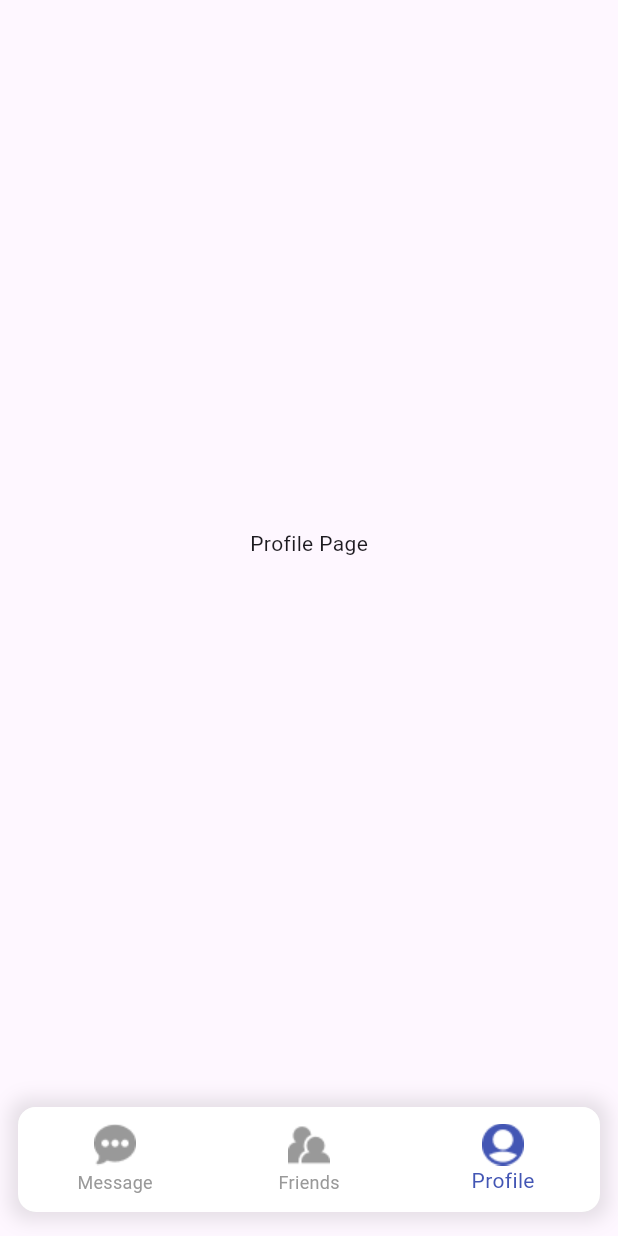
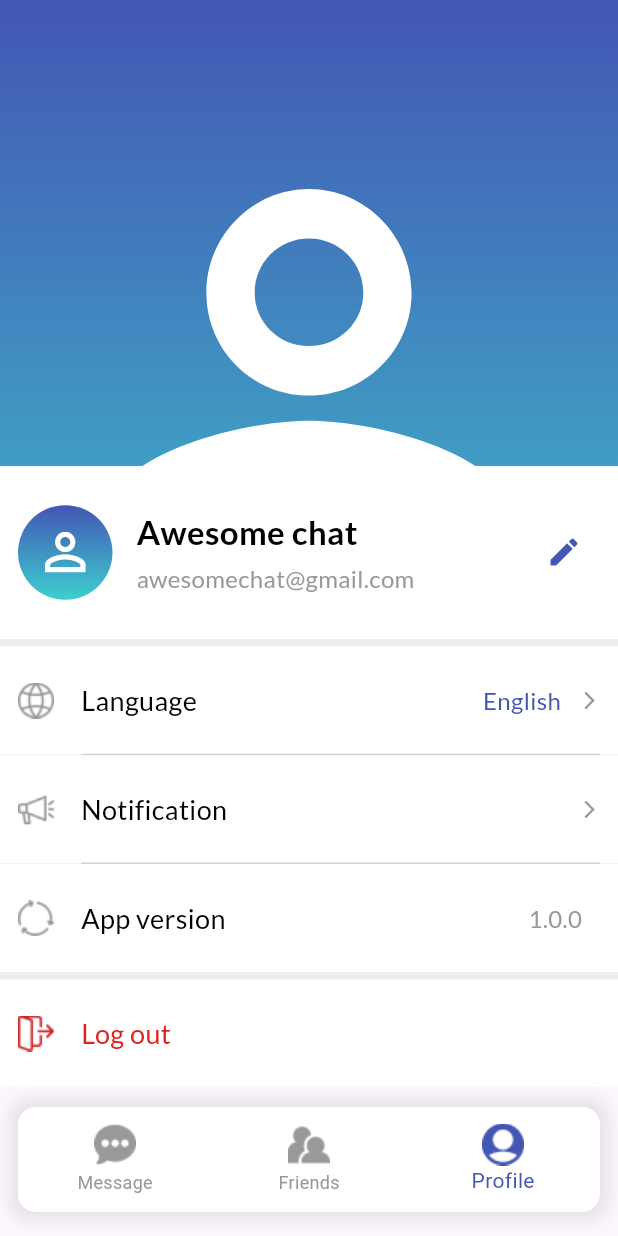
Before and after one commit to DuyCuong1122/flutter_chat_app_with_bloc, a Flutter app: the Homepage screen opened directly, item 3 of the bottom bar chosen, on a phone screen of 412 x 824 dp. Run offline on Flutter 3.47's test engine with Material 3 defaults, Android fonts, the phone set to English and light mode, and no system bars; our stand-ins replace cloud_firestore, equatable, firebase_auth, firebase_core, firebase_messaging, flutter_bloc and 9 more; accounts and stored records are empty; generated files the repository leaves out were written again.

Commit message:
build profile view and logout logic

```diff
--- a/lib/bloc/auth/auth_bloc.dart
+++ b/lib/bloc/auth/auth_bloc.dart
@@ -81,9 +81,10 @@ class AuthBloc extends Bloc<AuthEvent, AuthState> {
 
   Future<void> _onLogoutRequested(
       AuthLogoutRequested event, Emitter<AuthState> emit) async {
+    emit(AuthLoading());
     await authRepository.signOut();
     // await _clearLocalUser(); // Clear local storage
-    emit(AuthUnauthenticated());
+    emit(AuthLogout());
   }
 
   Future<void> _onCheckStatus(
--- a/lib/bloc/auth/auth_state.dart
+++ b/lib/bloc/auth/auth_state.dart
@@ -17,3 +17,5 @@ class AuthFailure extends AuthState {
   final String message;
   AuthFailure(this.message);
 }
+
+class AuthLogout extends AuthState {}
--- a/lib/page/homepage.dart
+++ b/lib/page/homepage.dart
@@ -2,6 +2,7 @@ import 'package:chat_app/common/values/colors.dart';
 import 'package:chat_app/common/values/icons.dart';
 import 'package:chat_app/page/friends/friend_view.dart';
 import 'package:chat_app/page/message/message_view.dart';
+import 'package:chat_app/page/profile/profile_view.dart';
 import 'package:flutter/material.dart';
 import 'package:flutter_gen/gen_l10n/app_localizations.dart';
 
@@ -19,7 +20,7 @@ class _HomepageState extends State<Homepage> {
     List pages = const [
       MessageView(),
       FriendView(),
-      Center(child: Text("Profile Page")),
+      ProfileView(),
     ];
 
     return Scaffold(
--- /dev/null
+++ b/lib/page/profile/profile_view.dart
@@ -0,0 +1,207 @@
+import 'package:chat_app/bloc/auth/auth_bloc.dart';
+import 'package:chat_app/bloc/auth/auth_event.dart';
+import 'package:chat_app/bloc/auth/auth_state.dart';
+import 'package:chat_app/bloc/locale/locale_cubit.dart';
+import 'package:chat_app/common/values/colors.dart';
+import 'package:chat_app/common/values/icons.dart';
+import 'package:chat_app/common/values/typography.dart';
+import 'package:chat_app/page/log_in/log_in_view.dart';
+import 'package:chat_app/page/profile/widget/profile_custom_button.dart';
+import 'package:flutter/material.dart';
+import 'package:flutter_bloc/flutter_bloc.dart';
+import 'package:flutter_easyloading/flutter_easyloading.dart';
+import 'package:flutter_gen/gen_l10n/app_localizations.dart';
+
+class ProfileView extends StatelessWidget {
+  const ProfileView({super.key});
+
+  @override
+  Widget build(BuildContext context) {
+    final heightScreen = MediaQuery.of(context).size.height;
+    final widthScreen = MediaQuery.of(context).size.width;
+    final translate = AppLocalizations.of(context)!;
+    final currentLocale = context.read<LocaleCubit>();
+    return Scaffold(
+      body: Stack(
+        children: [
+          Container(
+            height: heightScreen * 0.64,
+            decoration: const BoxDecoration(
+                gradient: LinearGradient(
+                    begin: Alignment.topCenter,
+                    end: Alignment.bottomCenter,
+                    colors: [
+                  AppColors.primaryColor,
+                  AppColors.secondaryColor,
+                ])),
+            child: Icon(
+              AppIcon.person,
+              size: widthScreen,
+              color: Colors.white,
+            ),
+          ),
+          Padding(
+            padding: const EdgeInsets.symmetric(),
+            child: Column(
+              children: [
+                const Spacer(),
+                Container(
+                  decoration: const BoxDecoration(
+                    color: Color(0xFFEFEEEE),
+                    borderRadius: BorderRadius.only(
+                        topLeft: Radius.circular(30),
+                        topRight: Radius.circular(30)),
+                  ),
+                  child: Column(
+                    children: [
+                      Container(
+                        height: heightScreen * 0.14,
+                        color: Colors.white,
+                        child: Center(
+                          child: Padding(
+                            padding: const EdgeInsets.symmetric(horizontal: 12),
+                            child: Row(
+                              mainAxisAlignment: MainAxisAlignment.start,
+                              children: [
+                                Container(
+                                  height: 63,
+                                  width: 63,
+                                  decoration: const BoxDecoration(
+                                    shape: BoxShape.circle,
+                                    gradient: LinearGradient(
+                                      colors: [
+                                        AppColors.primaryColor,
+                                        AppColors.secondaryColor,
+                                      ],
+                                      begin: Alignment.topCenter,
+                                      end: Alignment.bottomCenter,
+                                    ),
+                                  ),
+                                  child: const Icon(
+                                    AppIcon.person,
+                                    color: Colors.white,
+                                    size: 40,
+                                  ),
+                                ),
+                                const SizedBox(
+                                  width: 16,
+                                ),
+                                Column(
+                                  crossAxisAlignment: CrossAxisAlignment.start,
+                                  mainAxisAlignment: MainAxisAlignment.center,
+                                  children: [
+                                    Text(
+                                      'Awesome chat',
+                                      style: AppTypography.s22w700.copyWith(
+                                        color: AppColors.blackColor,
+                                      ),
+                                    ),
+                                    const SizedBox(
+                                      height: 4,
+                                    ),
+                                    Text(
+                                      'awesomechat@gmail.com',
+                                      style: AppTypography.s16w500.copyWith(
+                                        color: AppColors.f99Color,
+                                      ),
+                                    )
+                                  ],
+                                ),
+                                const Spacer(),
+                                IconButton(
+                                  onPressed: () {},
+                                  icon: const Icon(
+                                    AppIcon.edit,
+                                    color: AppColors.primaryColor,
+                                  ),
+                                )
+                              ],
+                            ),
+                          ),
+                        ),
+                      ),
+                      const SizedBox(
+                        height: 5,
+                      ),
+                      Builder(builder: (
+                        context,
+                      ) {
+                        return ProfileCustomButton(
+                            icon: AppIcon.language,
+                            text: translate.language,
+                            suffixIcon: true,
+                            onTap: () => currentLocale
+                                        .currentLocale.languageCode ==
+                                    'en'
+                                ? currentLocale.setLocale(const Locale('vi'))
+                                : currentLocale.setLocale(const Locale('en')),
+                            isLogout: false,
+                            isVersion: false,
+                            subtile:
+                                currentLocale.currentLocale.languageCode == 'en'
+                                    ? 'English'
+                                    : 'Tiếng Việt');
+                      }),
+                      const Padding(
+                          padding: EdgeInsets.only(left: 54, right: 12),
+                          child: Divider(
+                            height: 0.5,
+                            color: Color(0xFFD2D2D2),
+                          )),
+                      ProfileCustomButton(
+                          icon: AppIcon.noti,
+                          text: translate.notification,
+                          suffixIcon: true,
+                          onTap: () {},
+                          isLogout: false,
+                          isVersion: false),
+                      const Padding(
+                          padding: EdgeInsets.only(left: 54, right: 12),
+                          child: Divider(
+                            height: 0.5,
+                            color: Color(0xFFD2D2D2),
+                          )),
+                      ProfileCustomButton(
+                          icon: AppIcon.version,
+                          text: translate.appVersion,
+                          suffixIcon: false,
+                          onTap: () {},
+                          isLogout: false,
+                          isVersion: true,
+                          subtile: '1.0.0'),
+                      const SizedBox(
+                        height: 5,
+                      ),
+                      BlocListener(
+                        bloc: context.read<AuthBloc>(),
+                        listener: (context, state) {
+                          if (state is AuthLoading) {
+                            EasyLoading.show(
+                                maskType: EasyLoadingMaskType.black);
+                          } else if (state is AuthLogout) {
+                            EasyLoading.dismiss();
+                            Navigator.pushReplacement(
+                                context,
+                                MaterialPageRoute(
+                                    builder: (context) => const LogInView()));
+                          }
+                        },
+                        child: ProfileCustomButton(
+                            icon: AppIcon.logout,
+                            text: translate.logout,
+                            suffixIcon: false,
+                            onTap: ()=> context.read<AuthBloc>().add(AuthLogoutRequested()),
+                            isLogout: true,
+                            isVersion: false),
+                      ),
+                    ],
+                  ),
+                ),
+              ],
+            ),
+          ),
+        ],
+      ),
+    );
+  }
+}
--- /dev/null
+++ b/lib/page/profile/widget/profile_custom_button.dart
@@ -0,0 +1,67 @@
+import 'package:chat_app/common/values/colors.dart';
+import 'package:chat_app/common/values/typography.dart';
+import 'package:flutter/material.dart';
+
+class ProfileCustomButton extends StatelessWidget {
+  final String icon;
+  final String text;
+  final String? subtile;
+  final bool suffixIcon;
+  final bool isLogout;
+  final Function() onTap;
+  final bool isVersion;
+  const ProfileCustomButton(
+      {super.key,
+      required this.icon,
+      required this.text,
+      this.subtile,
+      required this.suffixIcon,
+      required this.onTap,
+      required this.isLogout,
+      required this.isVersion});
+
+  @override
+  Widget build(BuildContext context) {
+    return GestureDetector(
+      onTap: onTap,
+      child: Container(
+        height: 72,
+        width: double.infinity,
+
+          color: Colors.white,
+
+        child: Padding(
+          padding: const EdgeInsets.symmetric(horizontal: 12),
+          child: Row(
+            children: [
+              Image.asset(icon),
+              const SizedBox(width: 18),
+              Text(
+                text,
+                style: AppTypography.s18w500.copyWith(
+                  color: isLogout ? AppColors.errorColor : AppColors.blackColor,
+                ),
+              ),
+              const Spacer(),
+              if (subtile != null)
+                Text(subtile!,
+                    style: AppTypography.s16w500.copyWith(
+                        color: isVersion
+                            ? AppColors.f99Color
+                            : AppColors.primaryColor)),
+              const SizedBox(
+                width: 12,
+              ),
+              if (suffixIcon)
+                const Icon(
+                  Icons.arrow_forward_ios,
+                  color: AppColors.f99Color,
+                  size: 14,
+                ),
+            ],
+          ),
+        ),
+      ),
+    );
+  }
+}
```
